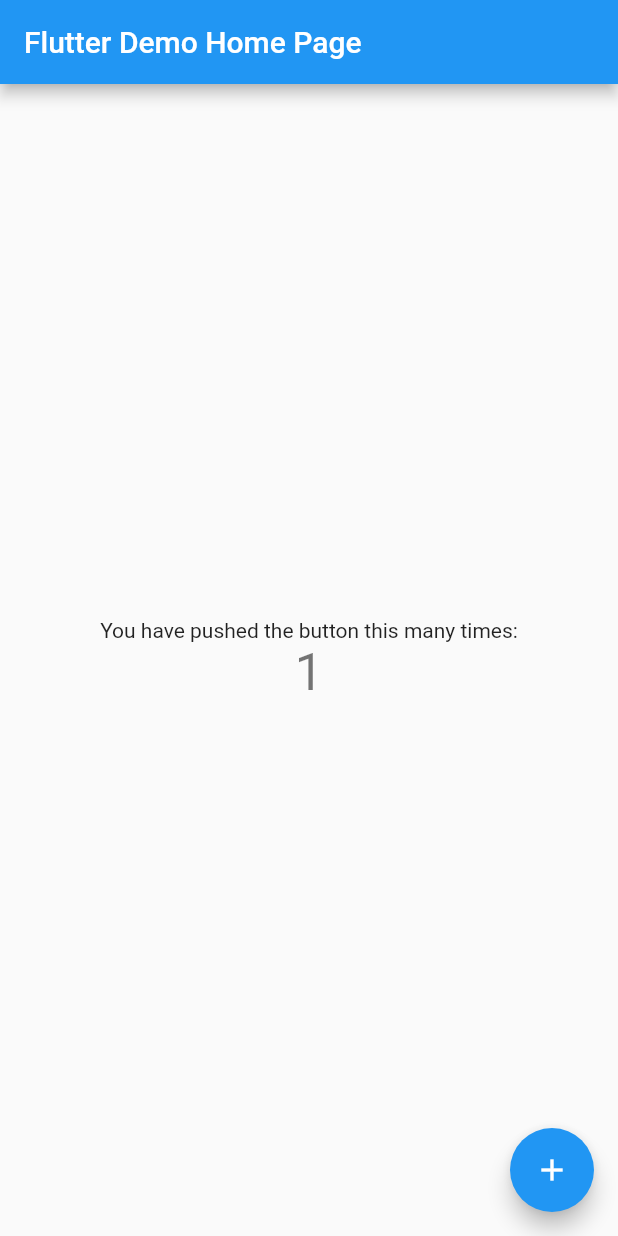
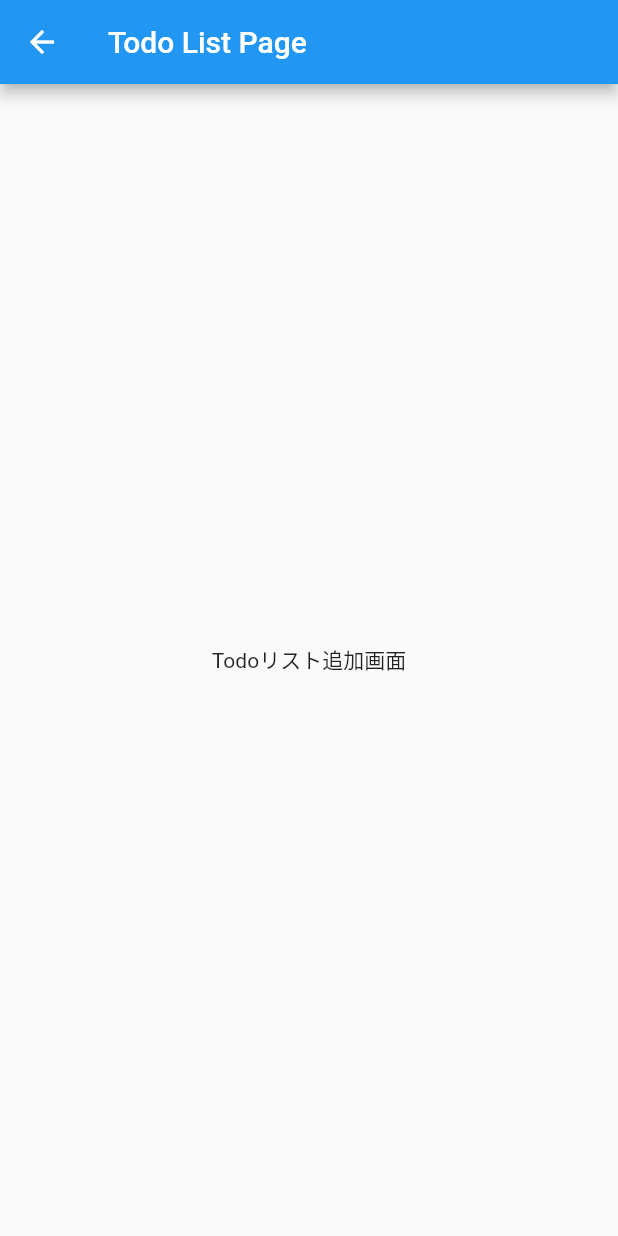
Before and after one commit to nekorush14/flutter-my-todo-app, a Flutter app: the screen it shows after launch, after a tap on the "add" icon, on a phone screen of 412 x 824 dp. Run offline on Flutter 3.47's test engine with Material 2 defaults, Android fonts, the light colour scheme and no system bars.

Commit message:
Add todo list and todo adding page

```diff
--- a/lib/main.dart
+++ b/lib/main.dart
@@ -9,7 +9,8 @@
   @override
   Widget build(BuildContext context) {
     return MaterialApp(
-      title: 'Flutter Demo',
+      debugShowCheckedModeBanner: false,
+      title: 'My Todo App',
       theme: ThemeData(
         // This is the theme of your application.
         //
@@ -26,7 +27,56 @@
         // closer together (more dense) than on mobile platforms.
         visualDensity: VisualDensity.adaptivePlatformDensity,
       ),
-      home: MyHomePage(title: 'Flutter Demo Home Page'),
+      // home: MyHomePage(title: 'Flutter Demo Home Page'),
+      home: TodoListPage(title: 'Todo List Page'),
+    );
+  }
+}
+
+class TodoListPage extends StatelessWidget {
+  /// Page Title
+  final String title;
+
+  TodoListPage({Key key, this.title}) : super(key: key);
+
+  @override
+  Widget build(BuildContext context) {
+    return Scaffold(
+      appBar: AppBar(
+        title: Text(this.title),
+      ),
+      body: Center(
+        child: Text('Todoリスト一覧画面'),
+      ),
+      floatingActionButton: FloatingActionButton(
+        onPressed: () {
+          // Move to next page using push function
+          Navigator.of(context).push(
+            MaterialPageRoute(builder: (context) {
+              return TodoAddPage(title: this.title);
+            }),
+          );
+        },
+        child: Icon(Icons.add),
+      ),
+    );
+  }
+}
+
+class TodoAddPage extends StatelessWidget {
+  final String title;
+
+  TodoAddPage({Key key, this.title}) : super(key: key);
+
+  @override
+  Widget build(BuildContext context) {
+    return Scaffold(
+      appBar: AppBar(
+        title: Text(this.title),
+      ),
+      body: Center(
+        child: Text('Todoリスト追加画面'),
+      ),
     );
   }
 }
```
